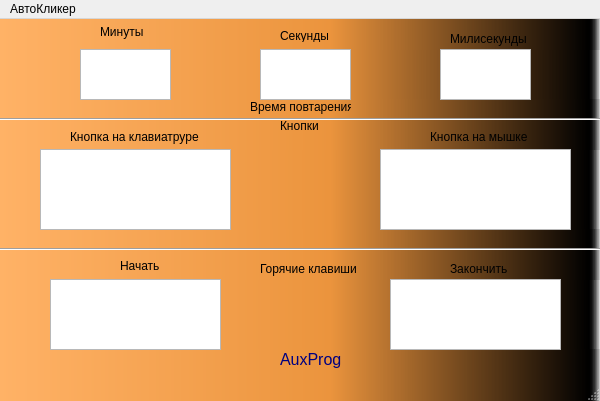
Matvey2009/AuxProg, file modules/form.ui: the form before one commit.
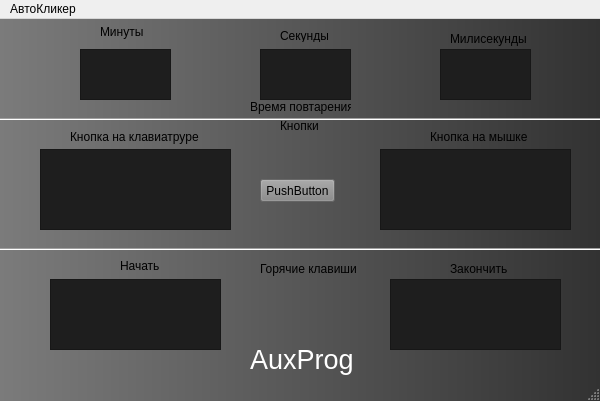
The form after the commit. Icons and pictures are not drawn.

Commit message: Дизайн

Diff of the .ui file:
```diff
--- a/modules/form.ui
+++ b/modules/form.ui
@@ -27,8 +27,7 @@
   </property>
   <property name="styleSheet">
    <string notr="true">QMainWindow {
-	
-	background-color: qlineargradient(spread:pad, x1:0, y1:0, x2:1, y2:0, stop:0 rgba(255, 178, 102, 255), stop:0.55 rgba(235, 148, 61, 255), stop:0.98 rgba(0, 0, 0, 255), stop:1 rgba(0, 0, 0, 0));
+	background-color: qlineargradient(spread:pad, x1:0, y1:0, x2:1, y2:0, stop:0 rgba(123, 123, 123, 255), stop:1 rgba(50, 50, 50, 255));
 }
 
 .QPushButton {
@@ -77,6 +76,9 @@
       <height>51</height>
      </rect>
     </property>
+    <property name="styleSheet">
+     <string notr="true">background-color: rgb(30, 30, 30);</string>
+    </property>
    </widget>
    <widget class="QTextEdit" name="textEdit_2">
     <property name="geometry">
@@ -87,6 +89,9 @@
       <height>51</height>
      </rect>
     </property>
+    <property name="styleSheet">
+     <string notr="true">background-color: rgb(30, 30, 30);</string>
+    </property>
    </widget>
    <widget class="QTextEdit" name="textEdit_3">
     <property name="geometry">
@@ -97,6 +102,9 @@
       <height>51</height>
      </rect>
     </property>
+    <property name="styleSheet">
+     <string notr="true">background-color: rgb(30, 30, 30);</string>
+    </property>
    </widget>
    <widget class="QTextEdit" name="textEdit_4">
     <property name="geometry">
@@ -107,6 +115,9 @@
       <height>81</height>
      </rect>
     </property>
+    <property name="styleSheet">
+     <string notr="true">background-color: rgb(30, 30, 30);</string>
+    </property>
    </widget>
    <widget class="QTextEdit" name="textEdit_5">
     <property name="geometry">
@@ -117,6 +128,9 @@
       <height>81</height>
      </rect>
     </property>
+    <property name="styleSheet">
+     <string notr="true">background-color: rgb(30, 30, 30);</string>
+    </property>
    </widget>
    <widget class="QTextEdit" name="textEdit_6">
     <property name="geometry">
@@ -127,6 +141,9 @@
       <height>71</height>
      </rect>
     </property>
+    <property name="styleSheet">
+     <string notr="true">background-color: rgb(30, 30, 30);</string>
+    </property>
    </widget>
    <widget class="QTextEdit" name="textEdit_7">
     <property name="geometry">
@@ -137,6 +154,18 @@
       <height>71</height>
      </rect>
     </property>
+    <property name="font">
+     <font>
+      <weight>75</weight>
+      <italic>true</italic>
+      <bold>true</bold>
+      <underline>true</underline>
+      <stylestrategy>PreferAntialias</stylestrategy>
+     </font>
+    </property>
+    <property name="styleSheet">
+     <string notr="true">background-color: rgb(30, 30, 30);</string>
+    </property>
    </widget>
    <widget class="QLabel" name="label">
     <property name="geometry">
@@ -284,24 +313,37 @@
    <widget class="QLabel" name="label_12">
     <property name="geometry">
      <rect>
-      <x>280</x>
+      <x>250</x>
       <y>320</y>
-      <width>71</width>
+      <width>111</width>
       <height>41</height>
      </rect>
     </property>
     <property name="font">
      <font>
-      <pointsize>12</pointsize>
+      <pointsize>20</pointsize>
      </font>
     </property>
     <property name="styleSheet">
-     <string notr="true">color: rgb(0, 0, 127);</string>
+     <string notr="true">color: rgb(255, 255, 255);</string>
     </property>
     <property name="text">
      <string>AuxProg</string>
     </property>
    </widget>
+   <widget class="QPushButton" name="ButtonClick">
+    <property name="geometry">
+     <rect>
+      <x>260</x>
+      <y>160</y>
+      <width>75</width>
+      <height>23</height>
+     </rect>
+    </property>
+    <property name="text">
+     <string>PushButton</string>
+    </property>
+   </widget>
   </widget>
   <widget class="QMenuBar" name="menubar">
    <property name="geometry">
```
Left out of the diff: 45 changed lines with no effect on the pictures. The commit also changes 3 other files.
